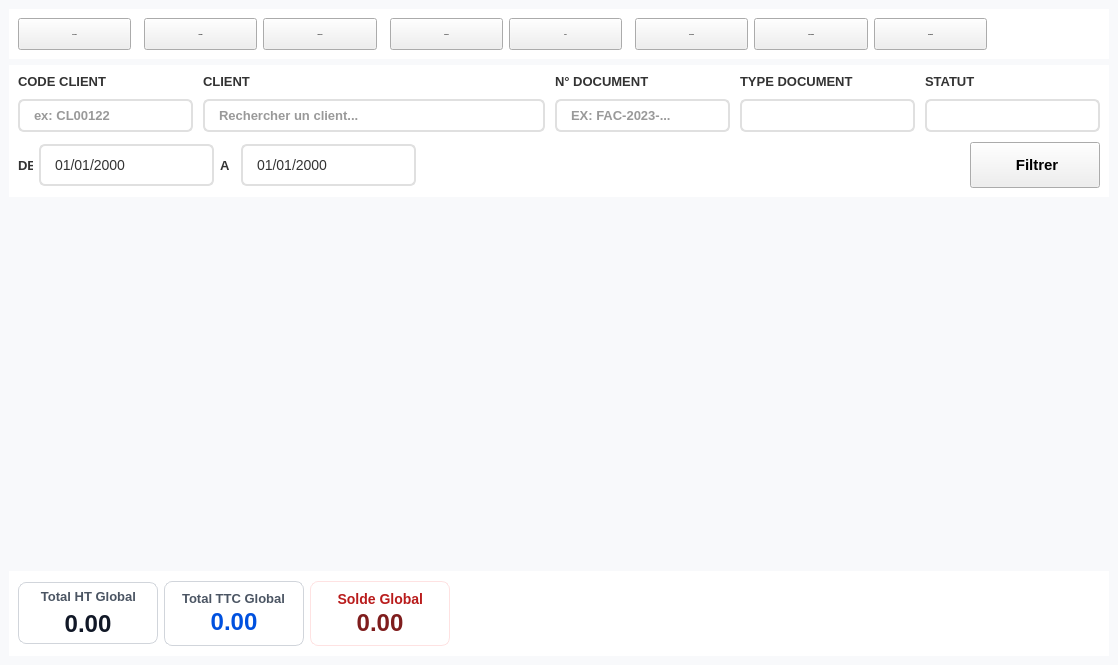
This is modules/ventes/ventes.ui in lak-barmajyat/AZENZ-Commercial as Qt 5 draws it before an edit. The edited form follows.
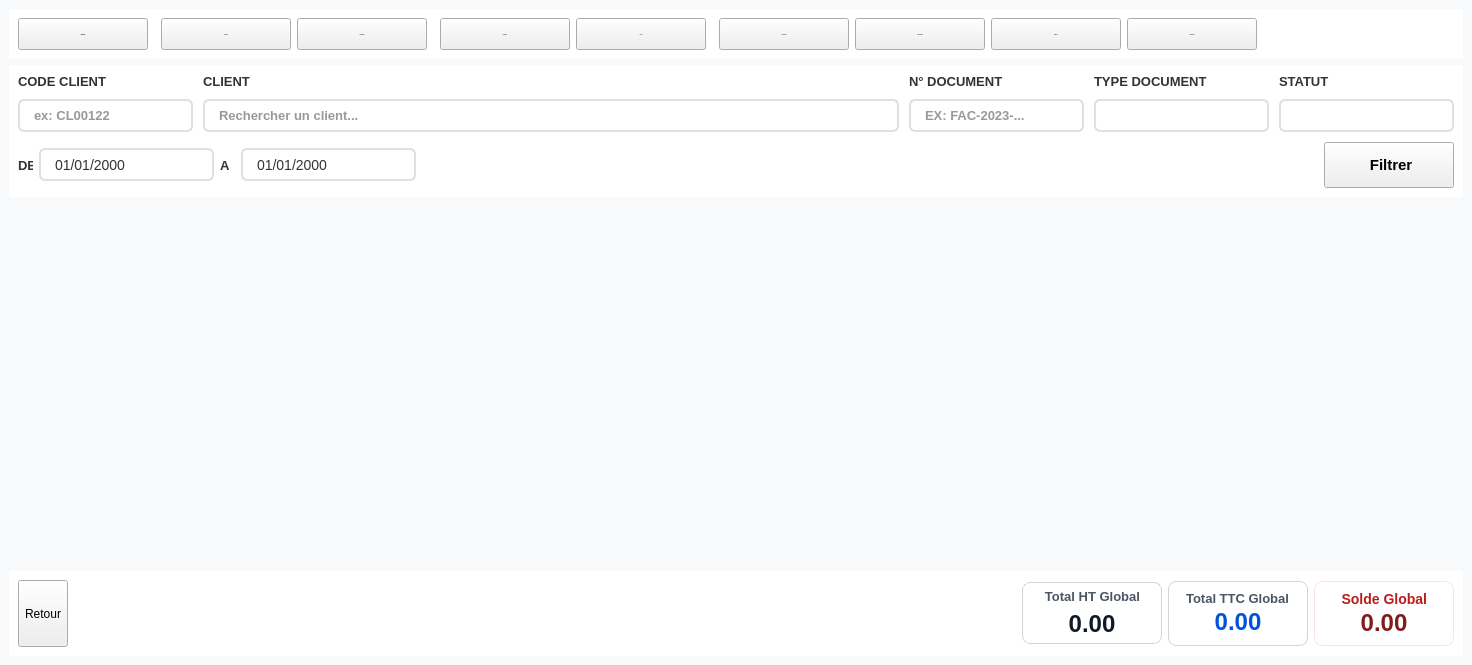
This is the edited form. Icons and pictures are not drawn. Custom widgets are drawn as their Qt base class.

Commit message: some edits at vente

```diff
--- a/modules/ventes/ventes.ui
+++ b/modules/ventes/ventes.ui
@@ -6,7 +6,7 @@
    <rect>
     <x>0</x>
     <y>0</y>
-    <width>1118</width>
+    <width>1472</width>
     <height>665</height>
    </rect>
   </property>
@@ -633,7 +633,7 @@
             <font>
              <family>Inter 18pt Medium</family>
              <pointsize>-1</pointsize>
-             <weight>63</weight>
+             <weight>62</weight>
              <bold>true</bold>
             </font>
            </property>
@@ -676,7 +676,7 @@
             <font>
              <family>Inter 18pt Medium</family>
              <pointsize>-1</pointsize>
-             <weight>63</weight>
+             <weight>62</weight>
              <bold>true</bold>
             </font>
            </property>
@@ -744,7 +744,7 @@
             <font>
              <family>Inter 18pt Medium</family>
              <pointsize>-1</pointsize>
-             <weight>63</weight>
+             <weight>62</weight>
              <bold>true</bold>
             </font>
            </property>
@@ -787,7 +787,7 @@
             <font>
              <family>Inter 18pt Medium</family>
              <pointsize>-1</pointsize>
-             <weight>63</weight>
+             <weight>62</weight>
              <bold>true</bold>
             </font>
            </property>
@@ -852,7 +852,7 @@
             <font>
              <family>Inter 18pt Medium</family>
              <pointsize>-1</pointsize>
-             <weight>63</weight>
+             <weight>62</weight>
              <bold>true</bold>
             </font>
            </property>
@@ -895,7 +895,7 @@
             <font>
              <family>Inter 18pt Medium</family>
              <pointsize>-1</pointsize>
-             <weight>63</weight>
+             <weight>62</weight>
              <bold>true</bold>
             </font>
            </property>
@@ -920,6 +920,49 @@
            </property>
           </widget>
          </item>
+         <item>
+          <widget class="QToolButton" name="ReplaceButton">
+           <property name="sizePolicy">
+            <sizepolicy hsizetype="Expanding" vsizetype="Expanding">
+             <horstretch>0</horstretch>
+             <verstretch>0</verstretch>
+            </sizepolicy>
+           </property>
+           <property name="maximumSize">
+            <size>
+             <width>130</width>
+             <height>40</height>
+            </size>
+           </property>
+           <property name="font">
+            <font>
+             <family>Inter 18pt Medium</family>
+             <pointsize>-1</pointsize>
+             <weight>62</weight>
+             <bold>true</bold>
+            </font>
+           </property>
+           <property name="text">
+            <string>Replace</string>
+           </property>
+           <property name="icon">
+            <iconset resource="../../resources/resources.qrc">
+             <normaloff>:/icons/icons/Gtransformer.svg</normaloff>:/icons/icons/Gtransformer.svg</iconset>
+           </property>
+           <property name="iconSize">
+            <size>
+             <width>16</width>
+             <height>16</height>
+            </size>
+           </property>
+           <property name="toolButtonStyle">
+            <enum>Qt::ToolButtonTextBesideIcon</enum>
+           </property>
+           <property name="class" stdset="0">
+            <string>secondary</string>
+           </property>
+          </widget>
+         </item>
          <item>
           <widget class="QToolButton" name="PaiementsButton">
            <property name="sizePolicy">
@@ -938,7 +981,7 @@
             <font>
              <family>Inter 18pt Medium</family>
              <pointsize>-1</pointsize>
-             <weight>63</weight>
+             <weight>62</weight>
              <bold>true</bold>
             </font>
            </property>
@@ -1016,6 +1059,12 @@
            </property>
            <item row="1" column="1">
             <widget class="QLineEdit" name="ClientEntry">
+             <property name="minimumSize">
+              <size>
+               <width>0</width>
+               <height>33</height>
+              </size>
+             </property>
              <property name="maximumSize">
               <size>
                <width>16777215</width>
@@ -1035,6 +1084,12 @@
                <verstretch>0</verstretch>
               </sizepolicy>
              </property>
+             <property name="minimumSize">
+              <size>
+               <width>88</width>
+               <height>33</height>
+              </size>
+             </property>
              <property name="maximumSize">
               <size>
                <width>175</width>
@@ -1079,6 +1134,12 @@
                <verstretch>0</verstretch>
               </sizepolicy>
              </property>
+             <property name="minimumSize">
+              <size>
+               <width>88</width>
+               <height>33</height>
+              </size>
+             </property>
              <property name="maximumSize">
               <size>
                <width>175</width>
@@ -1089,6 +1150,12 @@
            </item>
            <item row="1" column="2">
             <widget class="QLineEdit" name="N_DocEntry">
+             <property name="minimumSize">
+              <size>
+               <width>0</width>
+               <height>33</height>
+              </size>
+             </property>
              <property name="maximumSize">
               <size>
                <width>175</width>
@@ -1163,7 +1230,7 @@
              <property name="maximumSize">
               <size>
                <width>175</width>
-               <height>42</height>
+               <height>33</height>
               </size>
              </property>
              <property name="displayFormat">
@@ -1210,7 +1277,7 @@
              <property name="maximumSize">
               <size>
                <width>175</width>
-               <height>42</height>
+               <height>33</height>
               </size>
              </property>
              <property name="currentSection">
@@ -1305,6 +1372,38 @@
          <string>card</string>
         </property>
         <layout class="QHBoxLayout" name="horizontalLayout_3">
+         <item>
+          <widget class="QToolButton" name="RetourButton">
+           <property name="sizePolicy">
+            <sizepolicy hsizetype="Preferred" vsizetype="Preferred">
+             <horstretch>0</horstretch>
+             <verstretch>0</verstretch>
+            </sizepolicy>
+           </property>
+           <property name="text">
+            <string>Retour</string>
+           </property>
+           <property name="class" stdset="0">
+            <string>secondary</string>
+           </property>
+          </widget>
+         </item>
+         <item>
+          <spacer name="summarySpacerLeft">
+           <property name="orientation">
+            <enum>Qt::Horizontal</enum>
+           </property>
+           <property name="sizeType">
+            <enum>QSizePolicy::Expanding</enum>
+           </property>
+           <property name="sizeHint" stdset="0">
+            <size>
+             <width>40</width>
+             <height>20</height>
+            </size>
+           </property>
+          </spacer>
+         </item>
          <item>
           <widget class="QFrame" name="FrameHT">
            <property name="sizePolicy">
@@ -1509,22 +1608,6 @@
            </layout>
           </widget>
          </item>
-         <item>
-          <spacer name="summarySpacerLeft">
-           <property name="orientation">
-            <enum>Qt::Horizontal</enum>
-           </property>
-           <property name="sizeType">
-            <enum>QSizePolicy::Expanding</enum>
-           </property>
-           <property name="sizeHint" stdset="0">
-            <size>
-             <width>40</width>
-             <height>20</height>
-            </size>
-           </property>
-          </spacer>
-         </item>
         </layout>
        </widget>
       </item>
```
Left out of the diff: 6 changed lines with no effect on the pictures. The commit also changes 1 other file.
